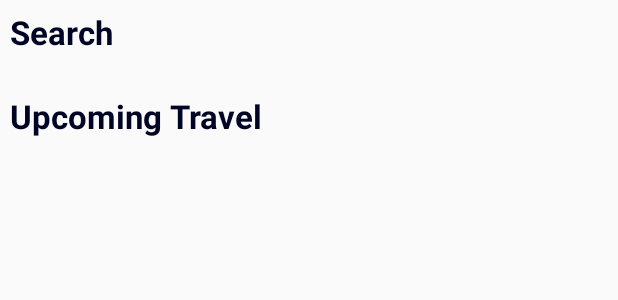
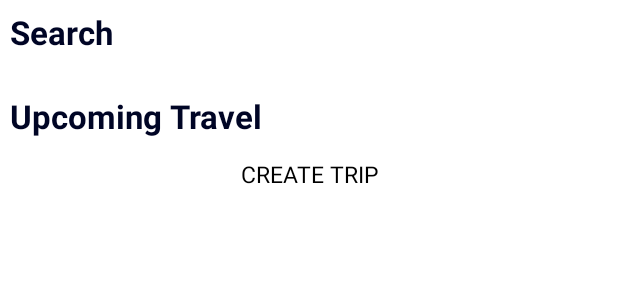
Before and after one commit to trongtai1801/TravelHelper, an Android app: the layout fragment_dashboard.xml on its own in the app's theme, with its tools: preview values and no code run, on a phone screen of 412 x 824 dp. Shown: the top 300 px of the screen. Run offline under Robolectric (Android 15) with nearby library versions, the phone set to English and light mode, and no system bars.

Commit message:
init public trip rcv dashboard, issue/#23

```diff
--- a/app/build.gradle
+++ b/app/build.gradle
@@ -80,4 +80,7 @@ dependencies {
 
     //glide
     implementation 'com.github.bumptech.glide:glide:4.9.0'
+
+    //circle image view
+    implementation 'de.hdodenhof:circleimageview:3.0.0'
 }
--- a/app/src/main/AndroidManifest.xml
+++ b/app/src/main/AndroidManifest.xml
@@ -13,14 +13,14 @@
             android:roundIcon="@mipmap/ic_launcher_round"
             android:supportsRtl="true"
             android:theme="@style/AppTheme">
-        <activity android:name=".ui.main.MainActivity_">
+        <activity android:name=".ui.splash.SplashActivity_">
             <intent-filter>
                 <action android:name="android.intent.action.MAIN"/>
 
                 <category android:name="android.intent.category.LAUNCHER"/>
             </intent-filter>
         </activity>
-        <activity android:name=".ui.splash.SplashActivity_"></activity>
+        <activity android:name=".ui.main.MainActivity_"></activity>
         <activity android:name=".ui.login.LoginActivity_"></activity>
         <activity android:name="dut.t2.travelhelper.ui.signup.SignUpActivity_"></activity>
     </application>
--- a/app/src/main/java/dut/t2/travelhepler/service/model/DashboarItem.kt
+++ /dev/null
@@ -1,3 +0,0 @@
-package dut.t2.travelhepler.service.model
-
-class DashboarItem(var name: String, var image: String)
--- /dev/null
+++ b/app/src/main/java/dut/t2/travelhepler/service/model/SearchItem.kt
@@ -0,0 +1,3 @@
+package dut.t2.travelhepler.service.model
+
+class SearchItem(var name: String, var image: String)
--- /dev/null
+++ b/app/src/main/res/drawable/background_icon_airplane.xml
@@ -0,0 +1,5 @@
+<?xml version="1.0" encoding="utf-8"?>
+<shape xmlns:android="http://schemas.android.com/apk/res/android">
+    <solid android:color="@color/colorGray"/>
+    <corners android:radius="@dimen/_500sdp"/>
+</shape>
--- a/app/src/main/res/layout/actionbar.xml
+++ b/app/src/main/res/layout/actionbar.xml
@@ -15,6 +15,6 @@
             android:focusable="false"
             android:longClickable="false"
             android:textSize="@dimen/_20ssp"
-            android:textColor="@color/colorWhite"/>
+            android:textColor="@color/colorBlack"/>
 
 </LinearLayout>
--- a/app/src/main/res/layout/fragment_dashboard.xml
+++ b/app/src/main/res/layout/fragment_dashboard.xml
@@ -1,6 +1,7 @@
 <?xml version="1.0" encoding="utf-8"?>
 <RelativeLayout
         xmlns:android="http://schemas.android.com/apk/res/android"
+        android:background="@color/colorWhite"
         android:layout_width="match_parent"
         android:layout_height="match_parent">
 
@@ -13,7 +14,7 @@
             android:layout_height="wrap_content"/>
 
     <android.support.v7.widget.RecyclerView
-            android:id="@+id/rcv_dashboard"
+            android:id="@+id/rcv_search_dashboard"
             android:layout_margin="@dimen/_5sdp"
             android:layout_below="@id/tv_dashboard_search"
             android:layout_width="match_parent"
@@ -23,8 +24,37 @@
             android:id="@+id/tv_dashboard_upcoming_event"
             android:text="@string/title_upcoming_travel"
             style="@style/DashboardTextViewLabel"
-            android:layout_below="@id/rcv_dashboard"
+            android:layout_below="@id/rcv_search_dashboard"
             android:layout_margin="@dimen/_5sdp"
             android:layout_width="wrap_content"
             android:layout_height="wrap_content"/>
+
+    <android.support.v7.widget.RecyclerView
+            android:id="@+id/rcv_public_trip_dashboard"
+            android:visibility="gone"
+            android:layout_margin="@dimen/_5sdp"
+            android:layout_below="@id/tv_dashboard_upcoming_event"
+            android:layout_width="match_parent"
+            android:layout_height="wrap_content"/>
+
+    <TextView
+            android:id="@+id/tv_no_upcoming_dashboard"
+            android:visibility="gone"
+            android:textSize="@dimen/_12sdp"
+            android:gravity="center"
+            android:text="@string/no_upcoming"
+            android:layout_below="@id/rcv_public_trip_dashboard"
+            android:layout_width="match_parent"
+            android:layout_height="wrap_content"/>
+
+    <TextView
+            android:id="@+id/tv_create_trip_dashboard"
+            android:textSize="@dimen/_12ssp"
+            android:textColor="@color/colorBlack"
+            android:text="CREATE TRIP"
+            android:gravity="center"
+            android:layout_marginTop="@dimen/_5sdp"
+            android:layout_below="@id/tv_no_upcoming_dashboard"
+            android:layout_width="match_parent"
+            android:layout_height="wrap_content"/>
 </RelativeLayout>
--- a/app/src/main/res/values/colors.xml
+++ b/app/src/main/res/values/colors.xml
@@ -4,7 +4,7 @@
     <color name="colorPrimaryDark">#00574B</color>
     <color name="colorAccent">#D81B60</color>
 
-    <color name="colorGray">#F1F1F1</color>
+    <color name="colorGray">#F5F4F3</color>
     <color name="colorBlack">#000</color>
     <color name="colorWhite">#FFFFFF</color>
     <color name="colorBlueDark">#000525</color>
--- a/app/src/main/res/values/strings.xml
+++ b/app/src/main/res/values/strings.xml
@@ -28,4 +28,7 @@
     <string name="require_password">Please input your password</string>
     <string name="register_success">Register successfully</string>
     <string name="title_upcoming_travel">Upcoming Travel</string>
+    <string name="location">Location</string>
+    <string name="public_trip">Public Trip</string>
+    <string name="no_upcoming">No up coming trip or host</string>
 </resources>
--- a/app/src/main/res/values/styles.xml
+++ b/app/src/main/res/values/styles.xml
@@ -3,9 +3,9 @@
     <!-- Base application theme. -->
     <style name="AppTheme" parent="Theme.AppCompat.Light.DarkActionBar">
         <!-- Customize your theme here. -->
-        <item name="colorPrimary">@color/colorPrimary</item>
+        <item name="colorPrimary">@color/colorWhite</item>
         <item name="colorPrimaryDark">@color/colorPrimary</item>
-        <item name="colorAccent">@color/colorAccent</item>
+        <item name="colorAccent">@color/colorPrimary</item>
     </style>
 
     <style name="SplashActivityTexViewStyle">
```
Also changed, not shown: app/src/main/java/dut/t2/travelhepler/service/model/PublicTrip.kt (added, +22 -0 lines), app/src/main/java/dut/t2/travelhepler/ui/main/dashboard/DashboardAdapter.kt (deleted, +0 -47 lines), app/src/main/java/dut/t2/travelhepler/ui/main/dashboard/DashboardFragment.kt (+65 -21 lines), app/src/main/java/dut/t2/travelhepler/ui/main/dashboard/PublicTripAdapter.kt (added, +43 -0 lines), app/src/main/java/dut/t2/travelhepler/ui/main/dashboard/SearchAdapter.kt (added, +47 -0 lines), app/src/main/res/layout/item_rcv_upcoming_travel_dashboard.xml (added, +74 -0 lines), app/src/main/res/drawable/ic_airplane.png (added), app/src/main/res/drawable/ic_maker.png (added), app/src/main/res/layout/item_rcv_search_dashboard.xml (renamed from app/src/main/res/layout/item_rcv_dashboard.xml), 1 other file.
